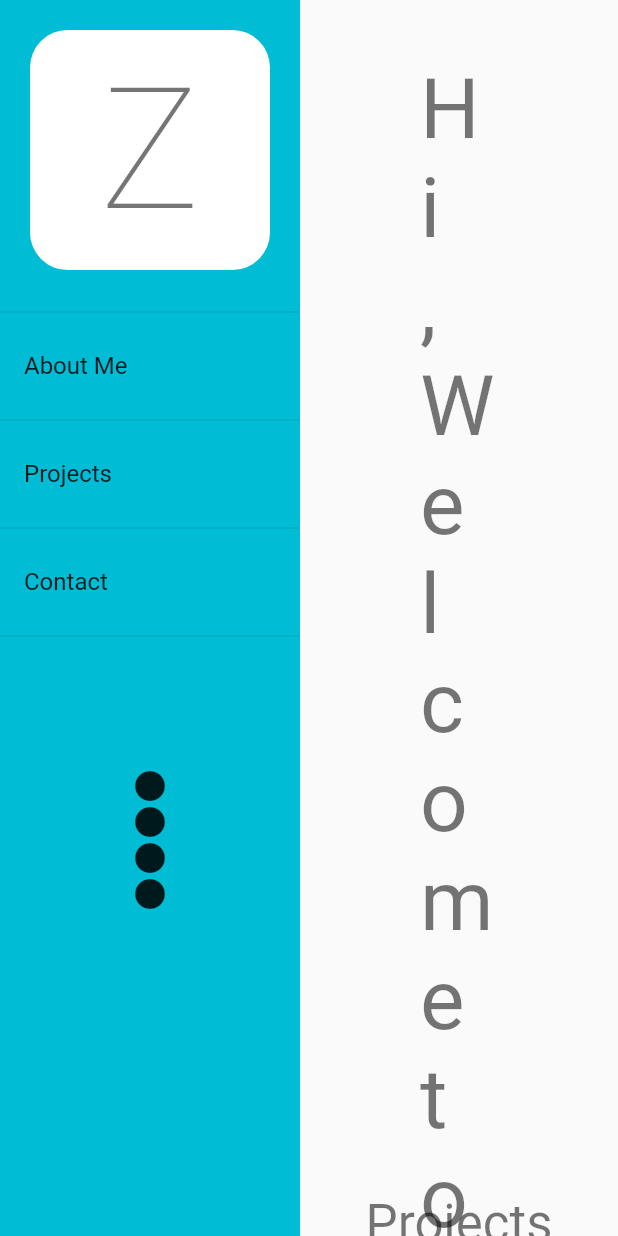
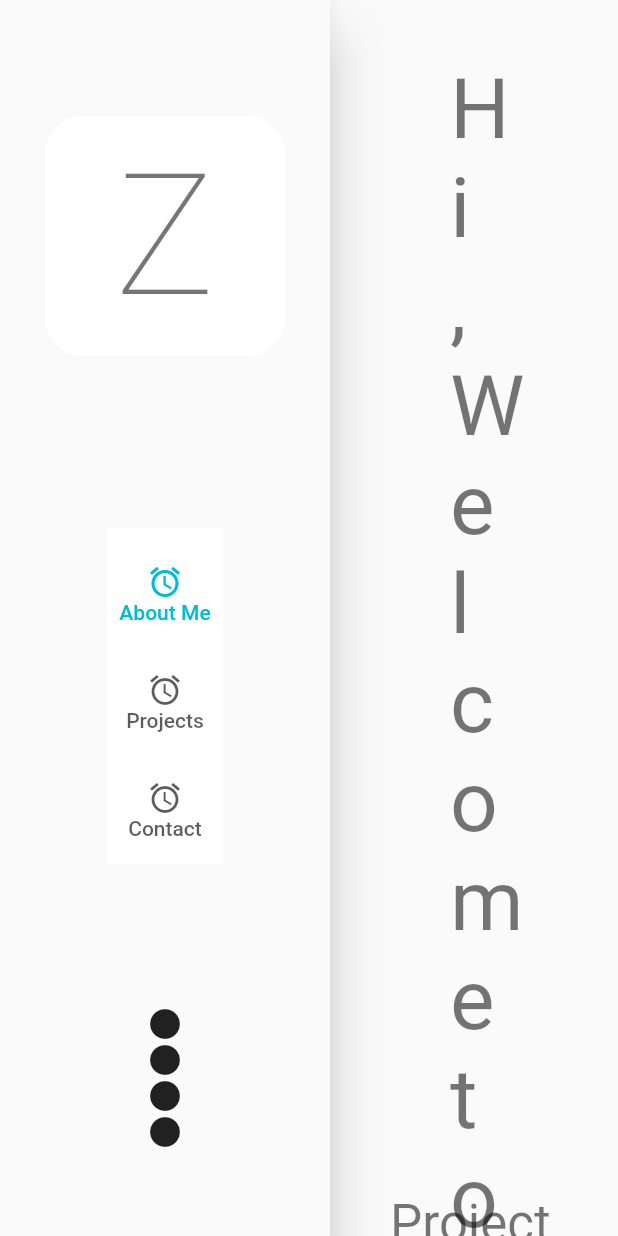
Before and after one commit to Z-inator/portfolio_site, a Flutter app: the LargeScreen screen opened directly, on a phone screen of 412 x 824 dp. Run offline on Flutter 3.47's test engine with Material 2 defaults, Android fonts, the phone set to English and light mode, and no system bars; our stand-ins replace responsive_grid; missing offline and left inert: dart:html.

Commit message:
Implementing NavigationRail Widget for the NavBar

```diff
--- a/lib/screens/nav_bar.dart
+++ b/lib/screens/nav_bar.dart
@@ -1,25 +1,63 @@
+import 'dart:html';
+
 import 'package:flutter/material.dart';
+
 
 class LeftNavBar extends StatelessWidget {
   const LeftNavBar({Key? key}) : super(key: key);
 
   @override
   Widget build(BuildContext context) {
-    return Container(
-      width: 200,
-      color: Colors.cyan,
-      child: Column(
-        mainAxisAlignment: MainAxisAlignment.spaceAround,
-        mainAxisSize: MainAxisSize.max,
-        children: [
-          LogoHeader(),
-          Expanded(child: PageList()),
-          Expanded(child: LinkList()),
-        ],
+    return Material(
+      elevation: 16,
+      borderRadius: BorderRadius.zero,
+      child: Container(
+        padding: EdgeInsets.all(10),
+        child: Column(
+          mainAxisSize: MainAxisSize.max,
+          mainAxisAlignment: MainAxisAlignment.spaceAround,
+          children: [
+            LogoHeader(),
+            NavigationRail(
+              selectedIndex: 0,
+              groupAlignment: 0,
+              labelType: NavigationRailLabelType.all,
+              // leading: LogoHeader(),
+              // trailing: LinkList(),
+              destinations: [
+                NavigationRailDestination(icon: Icon(Icons.access_alarm_outlined), selectedIcon: Icon(Icons.access_alarm), label: Text('About Me')),
+                NavigationRailDestination(icon: Icon(Icons.access_alarm_outlined), selectedIcon: Icon(Icons.access_alarm), label: Text('Projects')),
+                NavigationRailDestination(icon: Icon(Icons.access_alarm_outlined), selectedIcon: Icon(Icons.access_alarm), label: Text('Contact')),
+              ]
+            ),
+            LinkList()
+          ],
+        ),
       ),
     );
   }
 }
+
+// class LeftNavBar extends StatelessWidget {
+//   const LeftNavBar({Key? key}) : super(key: key);
+
+//   @override
+//   Widget build(BuildContext context) {
+//     return Container(
+//       width: 200,
+//       color: Colors.cyan,
+//       child: Column(
+//         mainAxisAlignment: MainAxisAlignment.spaceAround,
+//         mainAxisSize: MainAxisSize.max,
+//         children: [
+//           LogoHeader(),
+//           Expanded(child: PageList()),
+//           Expanded(child: LinkList()),
+//         ],
+//       ),
+//     );
+//   }
+// }
 
 class LogoHeader extends StatelessWidget {
   const LogoHeader({Key? key}) : super(key: key);
@@ -82,11 +120,9 @@ class LinkList extends StatelessWidget {
   @override
   Widget build(BuildContext context) {
     return Container(
-      child: ListView.builder(
-        itemCount: 4,
-        itemBuilder: (context, index) {
-          return Icon(Icons.circle);
-      }),
+      child: Column(
+        children: List.generate(4, (index) => Icon(Icons.circle)),
+      )
     );
   }
 }
```
